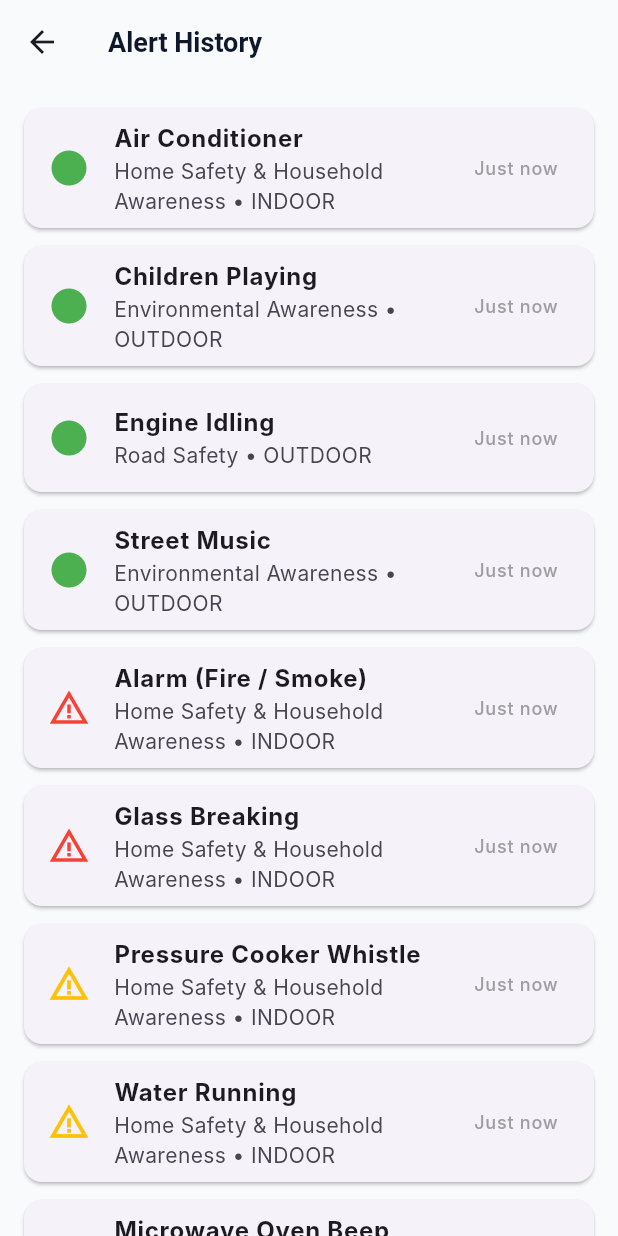
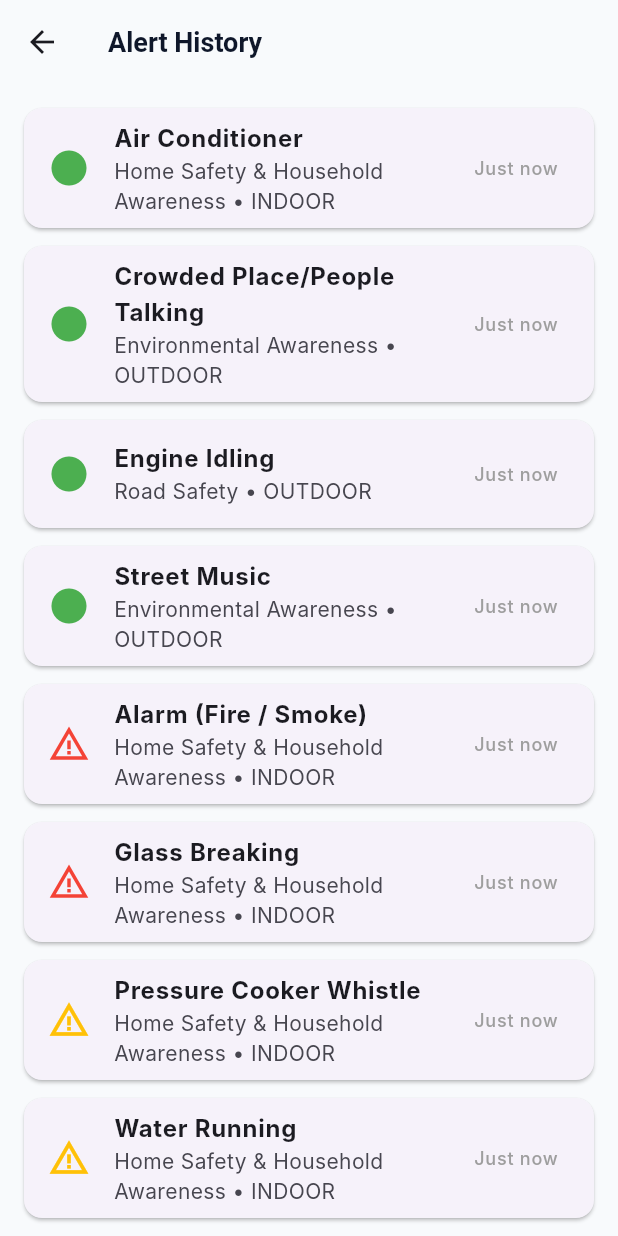
Before and after one commit to CPRICHA/SOUNDIFY, a Flutter app: the DetailedHistoryScreen screen opened directly, on a phone screen of 412 x 824 dp. Run offline on Flutter 3.47's test engine with Material 3 defaults, Android fonts, the phone set to English and light mode, and no system bars; our stand-ins replace cloud_firestore, firebase_auth, firebase_core, flutter_local_notifications, flutter_riverpod, shared_preferences and 1 more; missing offline and left inert: record, tflite_flutter; accounts and stored records are empty; Roboto replaces fonts that are missing (Inter).

Commit message:
update sound detection UI and taxonomy

```diff
--- a/frontend/flutter/lib/data/sound_taxonomy.dart
+++ b/frontend/flutter/lib/data/sound_taxonomy.dart
@@ -15,7 +15,7 @@ const List<String> taxonomyCategories = [
 const Map<String, Map<String, String>> soundClassTranslations = {
   'en': {
     'air_conditioner': 'Air Conditioner',
-    'children_playing': 'Children Playing',
+    'children_playing': 'Crowded Place/People Talking',
     'engine_idling': 'Engine Idling',
     'street_music': 'Street Music',
     'alarm_fire_smoke': 'Alarm (Fire / Smoke)',
@@ -42,7 +42,7 @@ const Map<String, Map<String, String>> soundClassTranslations = {
   },
   'hi': {
     'air_conditioner': 'एयर कंडीशनर',
-    'children_playing': 'बच्चों के खेलने की आवाज़',
+    'children_playing': 'लोगों की बातचीत',
     'engine_idling': 'इंजन आइडलिंग',
     'street_music': 'सड़क का संगीत',
     'alarm_fire_smoke': 'अलार्म (आग / धुआँ)',
@@ -69,7 +69,7 @@ const Map<String, Map<String, String>> soundClassTranslations = {
   },
   'kn': {
     'air_conditioner': 'ಏರ್ ಕಂಡೀಷನರ್',
-    'children_playing': 'ಮಕ್ಕಳು ಆಟವಾಡುವುದು',
+    'children_playing': 'ಜನರ ಮಾತುಕತೆ',
     'engine_idling': 'ಎಂಜಿನ್ ಐಡ್ಲಿಂಗ್',
     'street_music': 'ಬೀದಿ ಸಂಗೀತ',
     'alarm_fire_smoke': 'ಅಲಾರಾಂ (ಬೆಂಕಿ / ಹೊಗೆ)',
@@ -176,11 +176,11 @@ const List<SoundLabel> soundTaxonomy = [
   ),
   SoundLabel(
     id: 'children_playing',
-    name: 'Children Playing',
+    name: 'Crowded Place/People Talking',
     environment: EnvironmentType.outdoor,
     category: 'Environmental Awareness',
     severity: PriorityLevel.low,
-    imagePath: 'assets/images/sounds/children_playing.png',
+    imagePath: 'assets/images/sounds/people_talking.png',
     iconName: 'groups',
   ),
   SoundLabel(
--- a/frontend/flutter/lib/screens/home_screen.dart
+++ b/frontend/flutter/lib/screens/home_screen.dart
@@ -49,7 +49,6 @@ class _HomeScreenState extends State<HomeScreen> {
           // Clear any previously displayed sound and return
           // to the normal listening state.
           if (sound == null) {
-            currentState.clearDetectedSound();
             return;
           }
 
@@ -101,7 +100,6 @@ class _HomeScreenState extends State<HomeScreen> {
               // NO SOUND
               // ------------------------------------------------
               if (sound == null) {
-                currentState.clearDetectedSound();
                 return;
               }
 
@@ -466,8 +464,6 @@ class _HomeScreenState extends State<HomeScreen> {
                                         // --------------------------------
                                         if (sound ==
                                             null) {
-                                          currentState
-                                              .clearDetectedSound();
                                           return;
                                         }
 
```
Also changed, not shown: frontend/flutter/lib/services/app_state.dart (+147 -40 lines), frontend/flutter/assets/images/sounds/people_talking.png (added), 1 other file.
